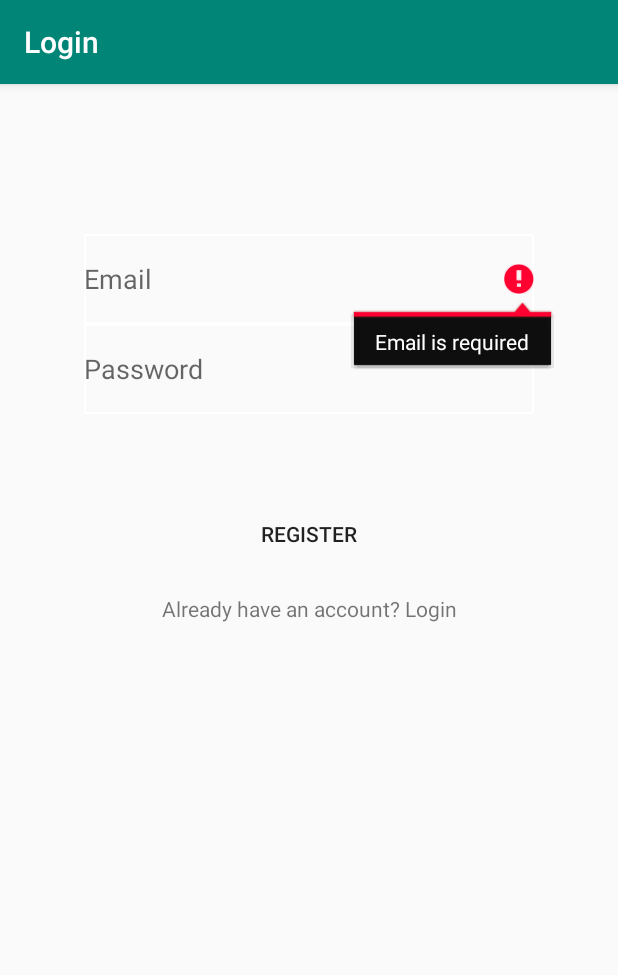
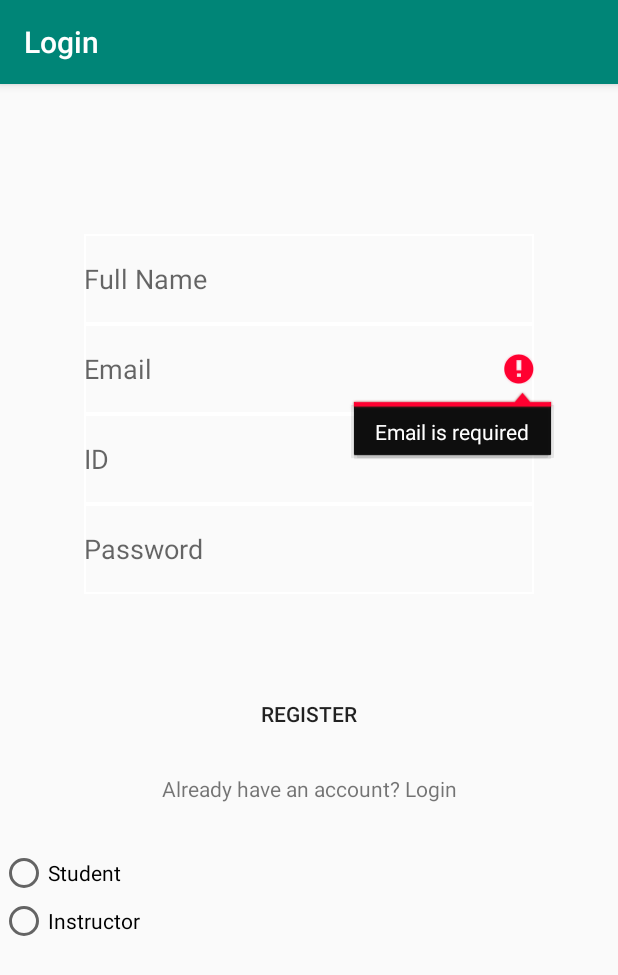
Before and after one commit to whehdwns/Scavenger-Hunt-Mobile-Application, an Android app: the register screen opened directly, with no data from a screen before it, after a tap on "REGISTER", on a phone screen of 412 x 824 dp. Shown: the top 975 px of the screen. Run offline under Robolectric (Android 15) with nearby library versions, the phone set to English and light mode, and no system bars; our stand-ins replace Firebase (no records; nobody signed in at launch, a user with empty details on screens opened directly).

Commit message:
connected register info to database

```diff
--- a/app/build.gradle
+++ b/app/build.gradle
@@ -24,7 +24,8 @@ dependencies {
     implementation 'com.android.support:appcompat-v7:28.0.0'
     implementation 'com.android.support:support-v4:28.0.0'
     implementation 'com.android.support.constraint:constraint-layout:1.1.3'
-    implementation 'com.google.firebase:firebase-auth:16.1.0'
+    implementation 'com.google.firebase:firebase-auth:16.2.0'
+    implementation 'com.google.firebase:firebase-database:16.1.0'
     testImplementation 'junit:junit:4.12'
     androidTestImplementation 'com.android.support.test:runner:1.0.2'
     androidTestImplementation 'com.android.support.test.espresso:espresso-core:3.0.2'
--- a/app/src/main/java/com/example/login/register.java
+++ b/app/src/main/java/com/example/login/register.java
@@ -8,6 +8,7 @@ import android.util.Patterns;
 import android.view.View;
 import android.widget.EditText;
 import android.widget.ProgressBar;
+import android.widget.RadioButton;
 import android.widget.Toast;
 
 import com.google.android.gms.tasks.OnCompleteListener;
@@ -15,10 +16,12 @@ import com.google.android.gms.tasks.Task;
 import com.google.firebase.auth.AuthResult;
 import com.google.firebase.auth.FirebaseAuth;
 import com.google.firebase.auth.FirebaseAuthUserCollisionException;
+import com.google.firebase.database.FirebaseDatabase;
 
 public class register extends AppCompatActivity implements View.OnClickListener{
-    EditText editEmail, editPassword;
+    EditText editEmail, editPassword, editID ,editName;
     ProgressBar progressBar;
+   // RadioButton student,instructor;
     private FirebaseAuth mAuth;
     @Override
     protected void onCreate(Bundle savedInstanceState) {
@@ -26,46 +29,64 @@ public class register extends AppCompatActivity implements View.OnClickListener{
         setContentView(R.layout.activity_register);
         editEmail = (EditText)findViewById(R.id.editEmail);
         editPassword = (EditText)findViewById(R.id.editPassword);
+        editID = (EditText)findViewById(R.id.editID);
+        editName = (EditText)findViewById(R.id.editName);
         progressBar = (ProgressBar) findViewById(R.id.progressBar);
 
         mAuth = FirebaseAuth.getInstance();
         findViewById(R.id.editRegister).setOnClickListener(this);
         findViewById(R.id.editTextLogin).setOnClickListener(this);
     }
-    private void registerUser() {
-        String email = editEmail.getText().toString().trim();
-        String password = editPassword.getText().toString().trim();
+    private void registerStudent() {
+        final String semail = editEmail.getText().toString().trim();
+        String spassword = editPassword.getText().toString().trim();
+        final String sID = editID.getText().toString().trim();
+        final String sname = editName.getText().toString().trim();
 
-        if (email.isEmpty()) {
+        if (semail.isEmpty()) {
             editEmail.setError("Email is required");
             editEmail.requestFocus();
             return;
         }
 
-        if (!Patterns.EMAIL_ADDRESS.matcher(email).matches()) {
+        if (!Patterns.EMAIL_ADDRESS.matcher(semail).matches()) {
             editEmail.setError("Please enter a valid email");
             editEmail.requestFocus();
             return;
         }
 
-        if (password.isEmpty()) {
+        if (spassword.isEmpty()) {
             editPassword.setError("Password is required");
             editPassword.requestFocus();
             return;
         }
 
-        if (password.length() < 6) {
+        if (spassword.length() < 6) {
             editPassword.setError("Minimum lenght of password should be 6");
             editPassword.requestFocus();
             return;
         }
         progressBar.setVisibility(View.VISIBLE);
-        mAuth.createUserWithEmailAndPassword(email, password).addOnCompleteListener(new OnCompleteListener<AuthResult>() {
+        mAuth.createUserWithEmailAndPassword(semail, spassword).addOnCompleteListener(new OnCompleteListener<AuthResult>() {
             @Override
             public void onComplete(@NonNull Task<AuthResult> task) {
                 progressBar.setVisibility(View.GONE);
                 if (task.isSuccessful()) {
-                    Toast.makeText(getApplicationContext(), "User Registered Successfully", Toast.LENGTH_SHORT).show();
+                    StudentInfo student = new StudentInfo(
+                            sname,
+                            semail,
+                            sID
+                    );
+                    FirebaseDatabase.getInstance().getReference("Student")
+                            .child(FirebaseAuth.getInstance().getCurrentUser().getUid())
+                            .setValue(student).addOnCompleteListener(new OnCompleteListener<Void>(){
+                          @Override
+                          public void onComplete(@NonNull Task<Void> task){
+                              if(task.isSuccessful()){
+                                  Toast.makeText(register.this, "Successfully registered", Toast.LENGTH_SHORT).show();
+                              }
+                          }
+                    });
                 }else{
                     if(task.getException() instanceof FirebaseAuthUserCollisionException){
                         Toast.makeText(getApplicationContext(), "You are already registered!", Toast.LENGTH_SHORT).show();
@@ -79,7 +100,7 @@ public class register extends AppCompatActivity implements View.OnClickListener{
     public void onClick(View view){
         switch (view.getId()) {
             case R.id.editRegister:
-                registerUser();
+                registerStudent();
                 break;
             case R.id.editTextLogin:
                 finish();
--- a/app/src/main/res/layout/activity_register.xml
+++ b/app/src/main/res/layout/activity_register.xml
@@ -11,9 +11,15 @@
         android:layout_height="match_parent"
         android:orientation="vertical"
         android:paddingTop="100dp"
-        tools:layout_editor_absoluteX="179dp"
+        tools:layout_editor_absoluteX="0dp"
         tools:layout_editor_absoluteY="0dp">
-
+        <EditText
+            android:id="@+id/editName"
+            android:layout_width="300dp"
+            android:layout_height="60dp"
+            android:layout_gravity="center"
+            android:background="@drawable/editteststyle"
+            android:hint="Full Name" />
         <EditText
             android:id="@+id/editEmail"
             android:layout_width="300dp"
@@ -21,6 +27,13 @@
             android:layout_gravity="center"
             android:background="@drawable/editteststyle"
             android:hint="Email" />
+        <EditText
+            android:id="@+id/editID"
+            android:layout_width="300dp"
+            android:layout_height="60dp"
+            android:layout_gravity="center"
+            android:background="@drawable/editteststyle"
+            android:hint="ID" />
 
         <EditText
             android:id="@+id/editPassword"
@@ -37,14 +50,34 @@
             android:layout_marginTop="50dp"
             android:background="@drawable/buttonselect"
             android:text="Register" />
+
         <TextView
             android:id="@+id/editTextLogin"
+            android:layout_width="match_parent"
+            android:layout_height="50dp"
             android:layout_marginTop="10dp"
+            android:text="Already have an account? Login"
+            android:textAlignment="center" />
+
+        <RadioGroup xmlns:android="http://schemas.android.com/apk/res/android"
             android:layout_width="match_parent"
-            android:textAlignment="center"
-            android:text="Already have an account? Login"
-            android:layout_height="50dp" />
+            android:layout_height="wrap_content"
+            android:orientation="vertical"
+            tools:layout_editor_absoluteX="0dp"
+            tools:layout_editor_absoluteY="416dp">
 
+            <RadioButton
+                android:id="@+id/student"
+                android:layout_width="wrap_content"
+                android:layout_height="wrap_content"
+                android:text="Student" />
+
+            <RadioButton
+                android:id="@+id/instructor"
+                android:layout_width="wrap_content"
+                android:layout_height="wrap_content"
+                android:text="Instructor" />
+        </RadioGroup>
 
     </LinearLayout>
 
@@ -59,4 +92,5 @@
         tools:layout_editor_absoluteY="235dp"
         tools:ignore="MissingConstraints" />
 
+
 </android.support.constraint.ConstraintLayout>
```
Also changed, not shown: app/src/main/java/com/example/login/MainActivity.java (+7 -2 lines), 1 other file.
